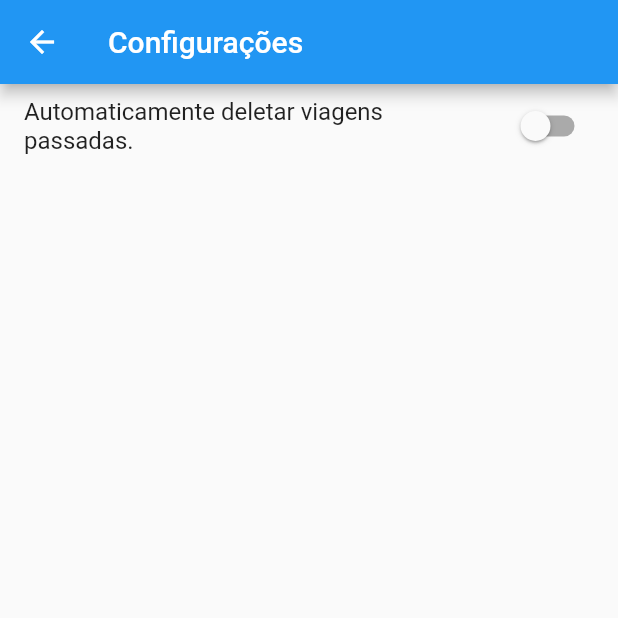
After one commit to rafaelgomesxyz/travel-checklist, a Flutter app: the SettingsScreen screen opened directly, on a phone screen of 412 x 824 dp, the top half of it. The commit adds this screen. Run offline on Flutter 3.47's test engine with Material 2 defaults, Android fonts, the phone set to English and light mode, and no system bars; our stand-ins replace flutter_datetime_picker, flutter_speed_dial, google_maps_flutter, shared_preferences, sqflite, timeago; missing offline and left inert: place_picker; accounts and stored records are empty.

Commit message:
Add SettingsScreen

```diff
--- a/lib/enums.dart
+++ b/lib/enums.dart
@@ -11,6 +11,10 @@ enum Event {
   TripRemoved,
 }
 
+enum Setting {
+  Switch,
+}
+
 enum Template {
   Praia,
   Campo,
--- /dev/null
+++ b/lib/screens/SettingsScreen.dart
@@ -0,0 +1,48 @@
+import 'package:flutter/material.dart';
+import 'package:travel_checklist/services/PreferencesManager.dart';
+import 'package:travel_checklist/enums.dart';
+
+class SettingsScreen extends StatefulWidget {
+  @override
+  _SettingsScreenState createState() => _SettingsScreenState();
+}
+
+class _SettingsScreenState extends State<SettingsScreen> {
+  GlobalKey<ScaffoldState> _scaffold = GlobalKey<ScaffoldState>();
+
+  static final stringSaved = 'Salvo com sucesso!';
+
+  @override
+  Widget build(BuildContext context) {
+    List<Widget> widgets = [];
+    Map<String, Map<String, dynamic>> settings = PreferencesManager.instance.settings;
+    for (String id in settings.keys) {
+      Map<String, dynamic> setting = settings[id];
+      switch (setting['type']) {
+        case Setting.Switch:
+          widgets.add(SwitchListTile(
+            onChanged: (bool value) async {
+              await setting['save'](value);
+              SnackBar snackBar = SnackBar(content: Text(stringSaved));
+              _scaffold.currentState.showSnackBar(snackBar);
+              setState(() {});
+            },
+            title: Text(setting['name']),
+            value: setting['value'],
+          ));
+          break;
+      }
+    }
+    return Scaffold(
+      key: _scaffold,
+      appBar: AppBar(
+        title: Text('Configurações'),
+      ),
+      body: Container(
+        child: ListView(
+          children: widgets,
+        ),
+      ),
+    );
+  }
+}
--- /dev/null
+++ b/lib/services/PreferencesManager.dart
@@ -0,0 +1,36 @@
+import 'package:shared_preferences/shared_preferences.dart';
+import 'package:travel_checklist/enums.dart';
+
+class PreferencesManager {
+  static final settingRemovePastTrips = 'remove_past_trips';
+
+  PreferencesManager._privateConstructor(); // Singleton
+  static final PreferencesManager instance = PreferencesManager._privateConstructor();
+  static SharedPreferences _prefs;
+  static Map<String, Map<String, dynamic>> _settings;
+
+  Future<SharedPreferences> get prefs async {
+    if (_prefs != null) {
+      return _prefs;
+    }
+    _prefs = await SharedPreferences.getInstance();
+    return _prefs;
+  }
+
+  Map<String, Map<String, dynamic>> get settings => _settings;
+
+  Future init() async {
+    SharedPreferences pf = await instance.prefs;
+    _settings = {
+      settingRemovePastTrips: {
+        'type': Setting.Switch,
+        'name': 'Automaticamente deletar viagens passadas.',
+        'value': pf.getBool(settingRemovePastTrips) ?? false,
+        'save': (bool value) async {
+          await pf.setBool(settingRemovePastTrips, value);
+          _settings[settingRemovePastTrips]['value'] = value;
+        },
+      },
+    };
+  }
+}
--- a/pubspec.yaml
+++ b/pubspec.yaml
@@ -30,6 +30,7 @@ dependencies:
   flutter_datetime_picker: ^1.2.8
   place_picker: ^0.9.11
   intl: ^0.16.0
+  shared_preferences: ^0.5.6
 
 dev_dependencies:
   flutter_test:
```
Also changed, not shown: lib/main.dart (+8 -4 lines), lib/screens/HomeScreen.dart (+18 -2 lines), pubspec.lock, 1 other file.
